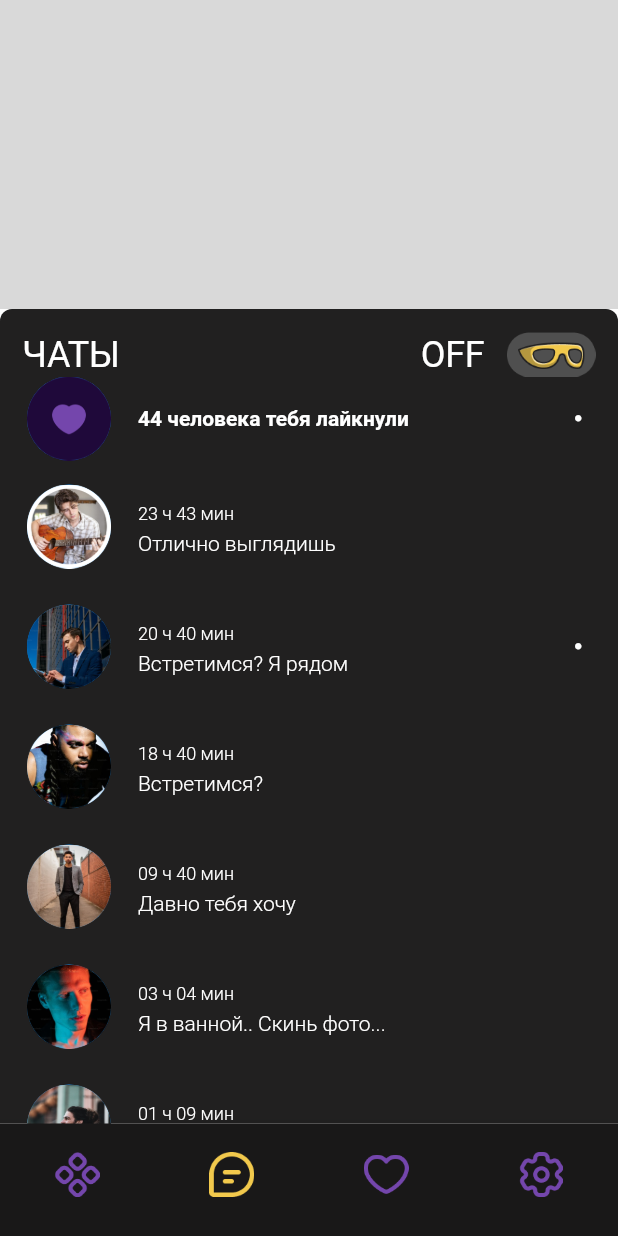
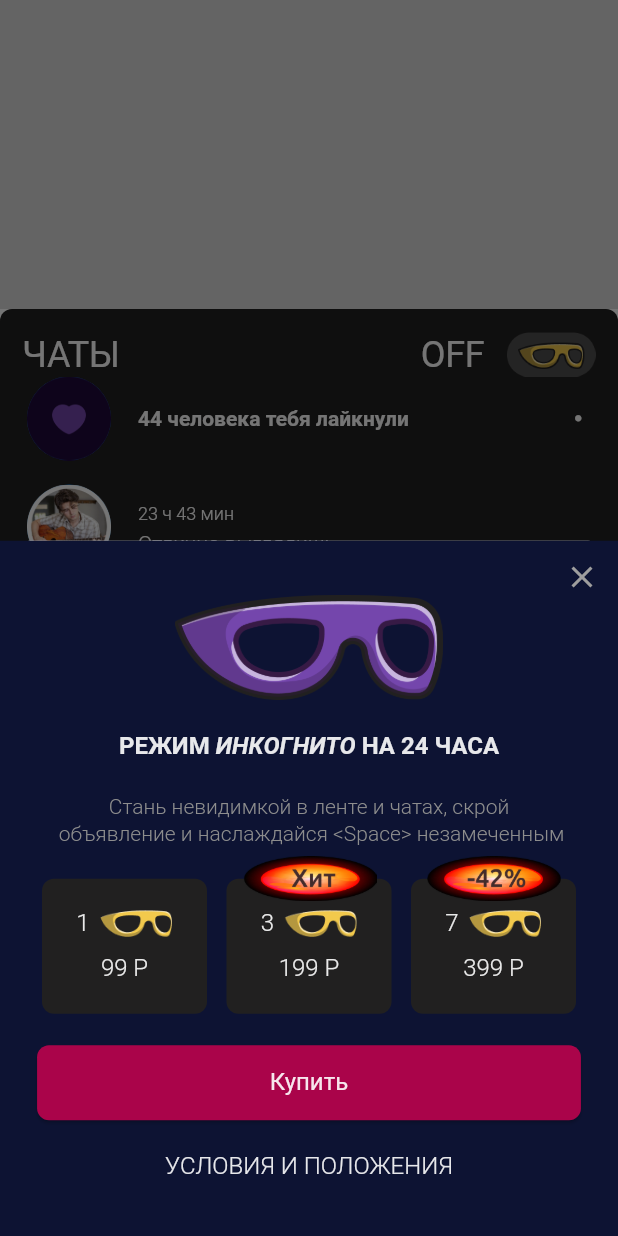
Before and after one commit to ramilsalihar/messenger, a Flutter app: the screen it shows after launch, on a phone screen of 412 x 824 dp. Run offline on Flutter 3.47's test engine with Material 3 defaults, Android fonts, the phone set to English and light mode, and no system bars; our stand-ins replace google_fonts; Roboto replaces fonts that are missing (Ubuntu).

```diff
--- /dev/null
+++ b/lib/dialog_helper.dart
@@ -0,0 +1,104 @@
+import 'package:flutter/material.dart';
+import 'package:messenger/widget/app_button.dart';
+import 'package:messenger/widget/price_card.dart';
+
+mixin DialogHelper<T extends StatefulWidget> on State<T> {
+  void showSubscription(BuildContext context) {
+    showModalBottomSheet(
+      context: context,
+      shape: const RoundedRectangleBorder(
+        borderRadius: BorderRadius.vertical(top: Radius.circular(20.0)),
+      ),
+      builder: (context) => CustomBottomSheet(),
+    );
+  }
+}
+
+class CustomBottomSheet extends StatelessWidget {
+  const CustomBottomSheet({super.key});
+
+  @override
+  Widget build(BuildContext context) {
+    final theme = Theme.of(context);
+    final width = MediaQuery.of(context).size.width;
+    return Stack(children: [
+      Container(
+        width: width,
+        padding: const EdgeInsets.all(15.0),
+        decoration: BoxDecoration(
+          color: theme.colorScheme.onSecondaryContainer,
+          borderRadius: const BorderRadius.vertical(
+            top: Radius.circular(0.0),
+          ),
+        ),
+        child: Column(
+          mainAxisAlignment: MainAxisAlignment.spaceEvenly,
+          children: [
+            Image.asset(
+              'assets/icons/big_glasses.png',
+              height: 70,
+            ),
+            RichText(
+              text: TextSpan(
+                children: [
+                  TextSpan(
+                    text: 'РЕЖИМ ',
+                    style: theme.textTheme.headlineLarge!
+                        .copyWith(fontWeight: FontWeight.bold),
+                  ),
+                  TextSpan(
+                    text: 'ИНКОГНИТО ',
+                    style: theme.textTheme.headlineLarge!.copyWith(
+                      fontWeight: FontWeight.bold,
+                      fontStyle: FontStyle.italic,
+                    ),
+                  ),
+                  TextSpan(
+                    text: 'НА 24 ЧАСА',
+                    style: theme.textTheme.headlineLarge!
+                        .copyWith(fontWeight: FontWeight.bold),
+                  ),
+                ],
+              ),
+            ),
+            Text(
+              'Стань невидимкой в ленте и чатах, скрой\n объявление и наслаждайся <Space> незамеченным',
+              textAlign: TextAlign.center,
+              style: theme.textTheme.headlineMedium!.copyWith(
+                color: theme.colorScheme.onSurface,
+              ),
+            ),
+            const Row(
+              mainAxisAlignment: MainAxisAlignment.spaceEvenly,
+              children: [
+                PriceCard(quantity: 1, price: 99),
+                PriceCard(
+                    quantity: 3, price: 199, imageUrl: 'assets/icons/hit.png'),
+                PriceCard(
+                  quantity: 7,
+                  price: 399,
+                  imageUrl: 'assets/icons/discount.png',
+                )
+              ],
+            ),
+            const AppButton(),
+            Text(
+              'УСЛОВИЯ И ПОЛОЖЕНИЯ',
+              style: theme.textTheme.headlineLarge,
+            )
+          ],
+        ),
+      ),
+      Positioned(
+        right: 0,
+        top: 0,
+        child: IconButton(
+          icon: const Icon(Icons.close, color: Colors.grey),
+          onPressed: () {
+            Navigator.pop(context);
+          },
+        ),
+      ),
+    ]);
+  }
+}
--- a/lib/pages/chats_page.dart
+++ b/lib/pages/chats_page.dart
@@ -1,12 +1,26 @@
 import 'package:flutter/material.dart';
+import 'package:messenger/dialog_helper.dart';
 import 'package:messenger/dummy_data.dart';
 import 'package:messenger/pages/chat_overview_page.dart';
 import 'package:messenger/widget/app_bottom_bar.dart';
 import 'package:messenger/widget/chat_tile.dart';
 import 'package:messenger/widget/likes_tile.dart';
 
-class ChatsPage extends StatelessWidget {
+class ChatsPage extends StatefulWidget {
   const ChatsPage({super.key});
+
+  @override
+  State<ChatsPage> createState() => _ChatsPageState();
+}
+
+class _ChatsPageState extends State<ChatsPage> with DialogHelper {
+  @override
+  void initState() {
+    WidgetsBinding.instance.addPostFrameCallback((_) {
+      showSubscription(context);
+    });
+    super.initState();
+  }
 
   @override
   Widget build(BuildContext context) {
--- a/lib/theme/app_theme.dart
+++ b/lib/theme/app_theme.dart
@@ -17,6 +17,8 @@ class AppTheme {
       primary: _colors.purpleColor,
       secondary: _colors.yellowColor,
       onSurface: _colors.greyColor,
+      onSecondaryContainer: _colors.popUpColor,
+      onTertiary: _colors.buttonColor,
     ),
     bottomNavigationBarTheme: BottomNavigationBarThemeData(
       backgroundColor: _colors.blackColor,
@@ -29,8 +31,8 @@ class AppTheme {
         fontWeight: FontWeight.w400,
       ),
       headlineLarge: GoogleFonts.ubuntu(
-        color: Colors.white,
-        fontSize: 18.0,
+        color: Colors.white.withOpacity(0.9),
+        fontSize: 16.0,
         fontWeight: FontWeight.w300,
       ),
       headlineMedium: GoogleFonts.ubuntu(
--- /dev/null
+++ b/lib/widget/app_button.dart
@@ -0,0 +1,30 @@
+import 'package:flutter/material.dart';
+
+class AppButton extends StatelessWidget {
+  const AppButton({super.key});
+
+  @override
+  Widget build(BuildContext context) {
+    final theme = Theme.of(context);
+    final width = MediaQuery.of(context).size.width;
+    return SizedBox(
+      height: 50,
+      width: width * 0.88,
+      child: ElevatedButton(
+        style: ElevatedButton.styleFrom(
+          backgroundColor: theme.colorScheme.onTertiary,
+          shape: RoundedRectangleBorder(
+            borderRadius: BorderRadius.circular(8.0),
+          ),
+        ),
+        onPressed: () {},
+        child: Text(
+          'Купить',
+          style: theme.textTheme.headlineLarge!.copyWith(
+            fontWeight: FontWeight.w400,
+          ),
+        ),
+      ),
+    );
+  }
+}
--- /dev/null
+++ b/lib/widget/price_card.dart
@@ -0,0 +1,67 @@
+import 'package:flutter/material.dart';
+
+class PriceCard extends StatelessWidget {
+  const PriceCard({
+    super.key,
+    required this.quantity,
+    required this.price,
+    this.imageUrl,
+  });
+
+  final int quantity;
+  final int price;
+  final String? imageUrl;
+
+  @override
+  Widget build(BuildContext context) {
+    final theme = Theme.of(context);
+    return Stack(
+      clipBehavior: Clip.none,
+      children: [
+        Container(
+          height: 90,
+          width: 110,
+          padding: const EdgeInsets.all(10),
+          decoration: BoxDecoration(
+            color: theme.primaryColor,
+            borderRadius: BorderRadius.circular(8),
+          ),
+          child: Column(
+            mainAxisAlignment: MainAxisAlignment.center,
+            crossAxisAlignment: CrossAxisAlignment.center,
+            children: [
+              Row(
+                mainAxisAlignment: MainAxisAlignment.center,
+                children: [
+                  Text(
+                    quantity.toString(),
+                    style: theme.textTheme.headlineLarge,
+                  ),
+                  const SizedBox(width: 5),
+                  Image.asset(
+                    'assets/icons/incognito.png',
+                    height: 20,
+                  ),
+                ],
+              ),
+              const SizedBox(height: 10),
+              Text(
+                '$price P',
+                style: theme.textTheme.headlineLarge,
+              ),
+            ],
+          ),
+        ),
+        if (imageUrl != null)
+          Positioned(
+            right: 10,
+            top: -15,
+            child: Image.asset(
+              imageUrl!,
+              height: 30,
+            ),
+          ),
+      ],
+    );
+  }
+}
```
Also changed, not shown: assets/icons/big_glasses.png (added), assets/icons/discount.png (added), assets/icons/hit.png (added), assets/icons/incognito.png (added).
